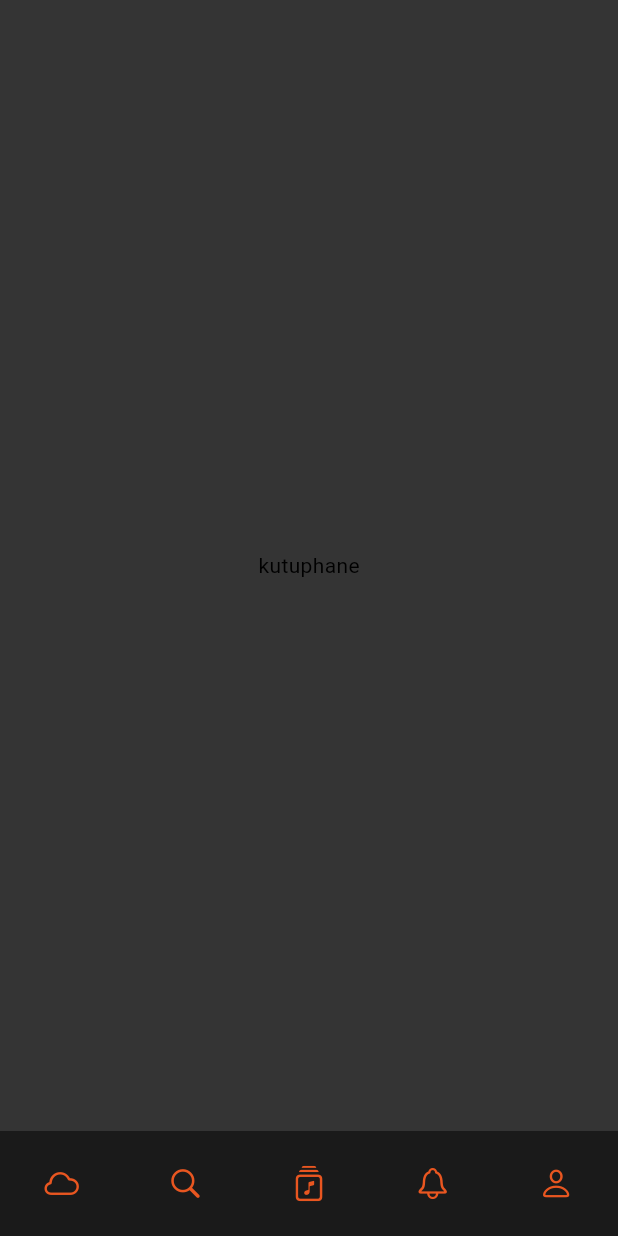
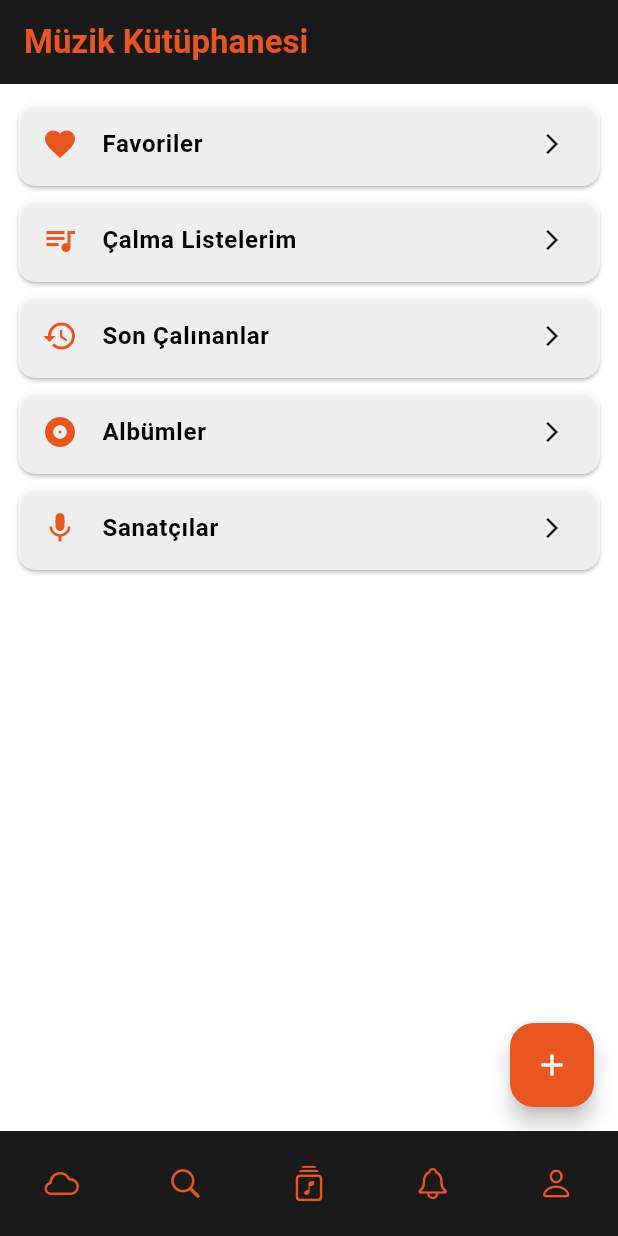
Before and after one commit to batuhanyeniocak/Flutter-Noisekloud, a Flutter app: the LibraryScreen screen opened by its route, on a phone screen of 412 x 824 dp. Run offline on Flutter 3.47's test engine with Material 3 defaults, Android fonts, the phone set to English and light mode, and no system bars; our stand-ins replace go_router, google_fonts, lottie; missing offline and left inert: dotlottie_loader.

Commit message:
kutuphane sayfası eklendi

```diff
--- a/lib/screens/library_screen.dart
+++ b/lib/screens/library_screen.dart
@@ -1,18 +1,143 @@
 import 'package:flutter/material.dart';
-import 'package:flutter_app/core/constants.dart';
-import 'package:flutter_app/widgets/bottom_menu.dart';
+import '../widgets/bottom_menu.dart';
 
 class LibraryScreen extends StatelessWidget {
   const LibraryScreen({super.key});
 
   @override
   Widget build(BuildContext context) {
-    return const Scaffold(
-      backgroundColor: arkaPlanRenk,
-      body: Center(
-        child: Text("kutuphane"),
+    final theme = Theme.of(context);
+    final colorScheme = theme.colorScheme;
+
+    return Scaffold(
+      backgroundColor: colorScheme.surface,
+      appBar: AppBar(
+        backgroundColor: colorScheme.secondary,
+        iconTheme: IconThemeData(
+          color: colorScheme.onPrimary,
+        ),
+        title: Text(
+          'Müzik Kütüphanesi',
+          style: TextStyle(
+            color: colorScheme.primary,
+            fontWeight: FontWeight.bold,
+          ),
+        ),
       ),
-      bottomNavigationBar: BottomMenu(),
+      body: ListView(
+        padding: const EdgeInsets.all(8.0),
+        children: [
+          _buildLibraryItem(
+            context,
+            'Favoriler',
+            Icons.favorite,
+          ),
+          _buildLibraryItem(
+            context,
+            'Çalma Listelerim',
+            Icons.queue_music,
+          ),
+          _buildLibraryItem(
+            context,
+            'Son Çalınanlar',
+            Icons.history,
+          ),
+          _buildLibraryItem(
+            context,
+            'Albümler',
+            Icons.album,
+          ),
+          _buildLibraryItem(
+            context,
+            'Sanatçılar',
+            Icons.mic,
+          ),
+        ],
+      ),
+      floatingActionButton: FloatingActionButton(
+        onPressed: () => _showAddPlaylistDialog(context),
+        backgroundColor: colorScheme.primary,
+        child: const Icon(Icons.add, color: Colors.white),
+      ),
+      bottomNavigationBar: const BottomMenu(),
+    );
+  }
+
+  // hocam asagidaki gibi iceride tanimlamayi ogrendim alternatif olarak home screen de bulunan sarkilar icin de kullanilabilir, column kullanmaktan daha pratik
+  Widget _buildLibraryItem(BuildContext context, String title, IconData icon) {
+    final theme = Theme.of(context);
+    final colorScheme = theme.colorScheme;
+    return Card(
+      color: colorScheme.surface,
+      shape: RoundedRectangleBorder(
+        borderRadius: BorderRadius.circular(12),
+      ),
+      child: ListTile(
+        leading: Icon(icon, color: colorScheme.primary),
+        title: Text(
+          title,
+          style: TextStyle(
+            color: colorScheme.onSurface,
+            fontWeight: FontWeight.bold,
+          ),
+        ),
+        trailing: const Icon(Icons.arrow_forward_ios, size: 16),
+        onTap: () {},
+      ),
+    );
+  }
+
+  void _showAddPlaylistDialog(BuildContext context) {
+    showModalBottomSheet(
+      context: context,
+      isScrollControlled: true,
+      shape: RoundedRectangleBorder(
+        borderRadius: BorderRadius.vertical(top: Radius.circular(16)),
+      ),
+      builder: (context) {
+        return Padding(
+          padding: EdgeInsets.only(
+            bottom: MediaQuery.of(context).viewInsets.bottom,
+            left: 16,
+            right: 16,
+            top: 16,
+          ),
+          child: Column(
+            mainAxisSize: MainAxisSize.min,
+            crossAxisAlignment: CrossAxisAlignment.start,
+            children: [
+              TextField(
+                decoration: InputDecoration(
+                  labelText: 'Çalma Listesi Adı',
+                  border: OutlineInputBorder(),
+                ),
+              ),
+              SizedBox(height: 10),
+              TextField(
+                decoration: InputDecoration(
+                  labelText: 'Açıklama',
+                  border: OutlineInputBorder(),
+                ),
+              ),
+              SizedBox(height: 10),
+              TextField(
+                decoration: InputDecoration(
+                  labelText: 'Kapak Fotoğrafı URL',
+                  border: OutlineInputBorder(),
+                ),
+              ),
+              SizedBox(height: 20),
+              ElevatedButton(
+                onPressed: () => Navigator.pop(context),
+                style: ElevatedButton.styleFrom(
+                  backgroundColor: Theme.of(context).colorScheme.primary,
+                ),
+                child: Text('Kaydet', style: TextStyle(color: Colors.white)),
+              ),
+            ],
+          ),
+        );
+      },
     );
   }
 }
```
